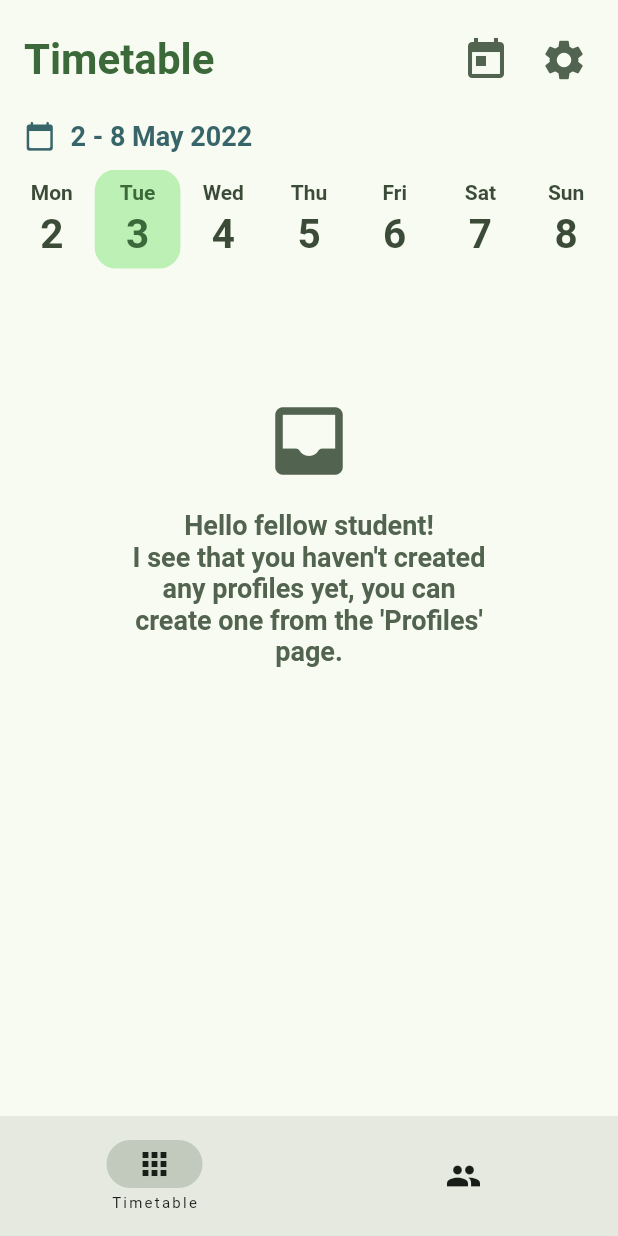
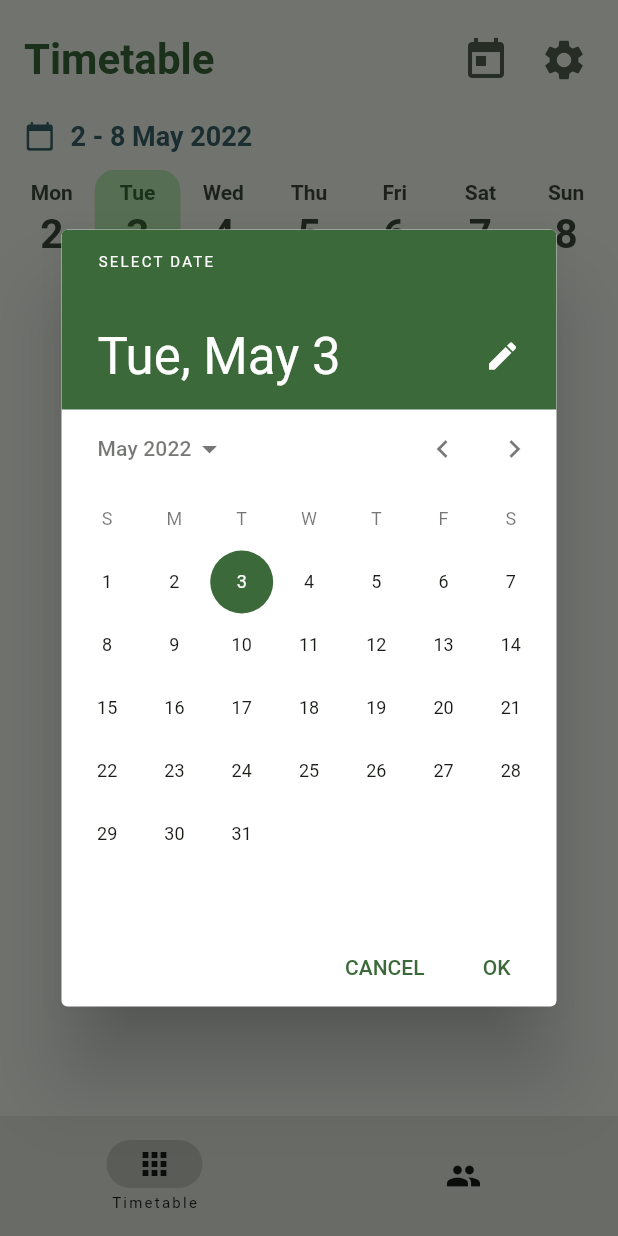
Before and after one commit to KitsuneSamaIX/Uniud-Timetable-App, a Flutter app: the screen it shows after launch, after a tap on the "today" icon, on a phone screen of 412 x 824 dp. Run offline on Flutter 3.47's test engine with Material 2 defaults, Android fonts, the phone set to English and light mode, and no system bars; our stand-ins replace flutter_slidable, shared_preferences.

Commit message:
New: return to the current date by tapping on the timetable on the nav bar while on the timetable page.
New: Date picker.

```diff
--- a/lib/pages/main_pages/home_page.dart
+++ b/lib/pages/main_pages/home_page.dart
@@ -87,7 +87,18 @@ class _HomePageState extends State<HomePage> {
               child: Visibility(
                 visible: _selectedPageIndex == 0,
                 child: IconButton(
-                  onPressed: () => _timetableManager.gotoDate(DateTime.now()),
+                  onPressed: () {
+                    showDatePicker(
+                      context: context,
+                      initialDate: DateTime.now(),
+                      firstDate: _timetableManager.firstPickableDate,
+                      lastDate: _timetableManager.lastPickableDate,
+                    ).then((date) {
+                      if (date != null) {
+                        _timetableManager.gotoDate(date);
+                      }
+                    });
+                  },
                   color: Theme.of(context).colorScheme.secondary,
                   iconSize: 32,
                   icon: const Icon(Icons.today),
@@ -105,10 +116,18 @@ class _HomePageState extends State<HomePage> {
         animationDuration: const Duration(milliseconds: 300),
         labelBehavior: NavigationDestinationLabelBehavior.onlyShowSelected,
         selectedIndex: _selectedPageIndex,
-        onDestinationSelected: (index) => setState(() {
-          _selectedPageIndex = index;
-          _pageController.jumpToPage(index);
-        }),
+        onDestinationSelected: (index) {
+          if (_selectedPageIndex == index) {
+            if (_selectedPageIndex == 0) {
+              _timetableManager.gotoDate(DateTime.now());
+            }
+          } else {
+            setState(() {
+              _selectedPageIndex = index;
+              _pageController.jumpToPage(index);
+            });
+          }
+        },
         destinations: const [
           NavigationDestination(
             icon: Icon(Icons.apps),
--- a/lib/pages/settings_page.dart
+++ b/lib/pages/settings_page.dart
@@ -45,15 +45,15 @@ class _SettingsPageState extends State<SettingsPage> {
                     context: context,
                     applicationName: 'Uniud Timetable',
                     applicationIcon: Container(
-                      height: 100,
-                      width: 100,
+                      height: 80,
+                      width: 80,
                       decoration: BoxDecoration(borderRadius: BorderRadius.circular(20)),
                       clipBehavior: Clip.antiAlias,
                       child: const Image(image: AssetImage('assets/app_icon_512.png'),),
                     ),
                     applicationVersion: 'Version 1.0',
                     children: [
-                      const SizedBox(height: 10,),
+                      const SizedBox(height: 16,),
                       const Text('Author: Mattia Fedrigo')
                     ]
                   ),
--- a/lib/utilities/timetable_manager.dart
+++ b/lib/utilities/timetable_manager.dart
@@ -61,6 +61,12 @@ class TimetableManager {
     ).whenComplete(() => lessonsPageControllerIsAnimatingToPage = false);
   }
 
+  DateTime get firstPickableDate =>
+      _currentDate.subtract(Duration(days: _viewableDatesRadius));
+
+  DateTime get lastPickableDate =>
+      _currentDate.add(Duration(days: _viewableDatesRadius));
+
   // CONVERSIONS
 
   int dateToLessonsPageIndex(DateTime date) {
```
